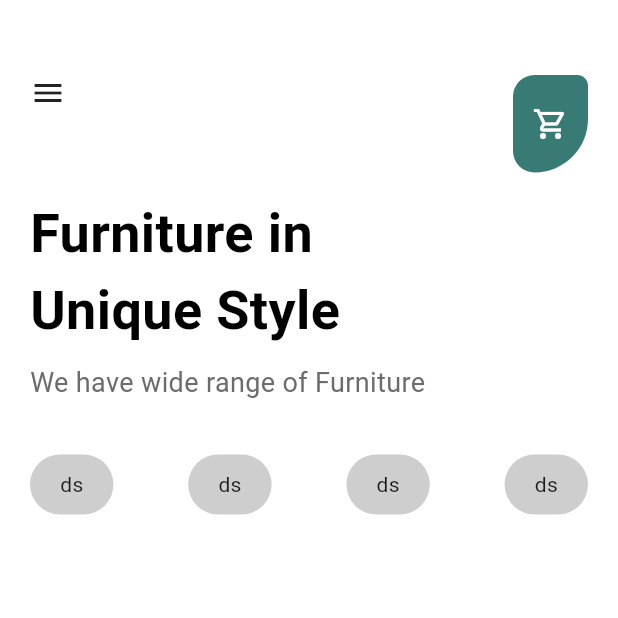
After one commit to aankitasoni/Flutter_UI, a Flutter app: the Day4And5HomeScreen screen opened directly, on a phone screen of 412 x 824 dp, the top half of it. The commit adds this screen. Run offline on Flutter 3.47's test engine with Material 2 defaults, Android fonts, the phone set to English and light mode, and no system bars; our stand-ins replace flutter_svg.

Commit message:
Updated Screen

```diff
--- /dev/null
+++ b/lib/Day4&5/assets/color.dart
@@ -0,0 +1,7 @@
+import 'package:flutter/cupertino.dart';
+
+const Color green = Color(0xFF387B74);
+const Color white = Color(0xFFFFFFFF);
+const Color black = Color(0xFF000000);
+const Color grey = Color(0xFFCECECE);
+const Color lightBlack = Color(0xFF6C6C6C);
--- /dev/null
+++ b/lib/Day4&5/assets/space.dart
@@ -0,0 +1,15 @@
+import 'package:flutter/material.dart';
+
+class SpaceBtw extends StatelessWidget {
+  final double? height;
+  final double? width;
+  const SpaceBtw({super.key, this.height, this.width});
+
+  @override
+  Widget build(BuildContext context) {
+    return SizedBox(
+      height: height != null? height:0.0,
+      width: width!= null ? width:0.0,
+    );
+  }
+}
--- /dev/null
+++ b/lib/Day4&5/assets/text_style.dart
@@ -0,0 +1,15 @@
+import 'package:flutter/material.dart';
+import 'package:flutter_ui_challenges/Day4&5/assets/color.dart';
+
+
+const TextStyle heading = TextStyle(
+  color: black,
+  fontSize: 36,
+  fontWeight: FontWeight.bold,
+);
+
+const TextStyle subHeading = TextStyle(
+  color: lightBlack,
+  fontSize: 18,
+  fontWeight: FontWeight.w400,
+);
--- /dev/null
+++ b/lib/Day4&5/screens/day4&5_home_screen.dart
@@ -0,0 +1,44 @@
+import 'package:flutter/material.dart';
+import 'package:flutter_ui_challenges/Day4&5/assets/color.dart';
+import 'package:flutter_ui_challenges/Day4&5/assets/space.dart';
+import 'package:flutter_ui_challenges/Day4&5/assets/text_style.dart';
+
+import '../widgets/custom_app_bar.dart';
+import '../widgets/tabbar_button.dart';
+
+class Day4And5HomeScreen extends StatelessWidget {
+  const Day4And5HomeScreen({super.key});
+
+  @override
+  Widget build(BuildContext context) {
+    return Scaffold(
+      backgroundColor: white,
+      body: Padding(
+        padding: EdgeInsets.symmetric(horizontal: 20),
+        child: Column(
+          mainAxisAlignment: MainAxisAlignment.start,
+          crossAxisAlignment: CrossAxisAlignment.start,
+          children: [
+            CustomAppBar(),
+            Text(
+              'Furniture in\nUnique Style',
+              style: heading,
+            ),
+            SpaceBtw(
+              height: 10,
+            ),
+            Text(
+              'We have wide range of Furniture',
+              style: subHeading,
+            ),
+            SpaceBtw(height: 20),
+            Container(
+              height: 70.0,
+              child: TabBarButton(),
+            ),
+          ],
+        ),
+      ),
+    );
+  }
+}
--- /dev/null
+++ b/lib/Day4&5/widgets/custom_app_bar.dart
@@ -0,0 +1,44 @@
+import 'package:flutter/material.dart';
+
+import '../assets/color.dart';
+
+class CustomAppBar extends StatelessWidget {
+  const CustomAppBar({super.key});
+
+  @override
+  Widget build(BuildContext context) {
+    return Container(
+      color: white,
+      margin: const EdgeInsets.only(top: 50.0),
+      height: 80.0,
+      child: Row(
+        mainAxisAlignment: MainAxisAlignment.spaceBetween,
+        crossAxisAlignment: CrossAxisAlignment.start,
+        children: [
+          const Icon(Icons.menu),
+          InkWell(
+            onTap: () {},
+            splashColor: white,
+            child: Container(
+              height: 65.0,
+              width: 50.0,
+              decoration: BoxDecoration(
+                color: green,
+                borderRadius: BorderRadius.only(
+                  topLeft: Radius.circular(20.0),
+                  topRight: Radius.circular(10.0),
+                  bottomLeft: Radius.circular(20.0),
+                  bottomRight: Radius.circular(50.0),
+                ),
+              ),
+              child: Icon(
+                Icons.shopping_cart_outlined,
+                color: white,
+              ),
+            ),
+          )
+        ],
+      ),
+    );
+  }
+}
--- /dev/null
+++ b/lib/Day4&5/widgets/tabbar_button.dart
@@ -0,0 +1,36 @@
+import 'package:flutter/material.dart';
+import 'package:flutter_ui_challenges/Day4&5/assets/color.dart';
+
+class TabBarButton extends StatefulWidget {
+  const TabBarButton({super.key});
+
+  @override
+  State<TabBarButton> createState() => _TabBarButtonState();
+}
+
+class _TabBarButtonState extends State<TabBarButton> {
+  @override
+  Widget build(BuildContext context) {
+    int id = 0;
+    return Row(
+      mainAxisAlignment: MainAxisAlignment.spaceBetween,
+      children: [
+        for (int i =0; i <4; i++)
+          InkWell(
+            splashColor: Colors.transparent,
+            child: Container(
+              height: 40.0,
+              padding: EdgeInsets.symmetric(horizontal: 20.0),
+              decoration: BoxDecoration(
+                color: grey,
+                borderRadius: BorderRadius.circular(50.0),
+              ),
+              child: Center(
+                child: Text('ds'),
+              ),
+            ),
+          ),
+      ],
+    );
+  }
+}
--- a/lib/screens/home_screen.dart
+++ b/lib/screens/home_screen.dart
@@ -1,6 +1,7 @@
 import 'package:flutter/material.dart';
 import 'package:flutter_ui_challenges/Day1/screens/day1_home_screen.dart';
 import 'package:flutter_ui_challenges/Day2/screens/day2_sign_in_screen.dart';
+import 'package:flutter_ui_challenges/Day4&5/screens/day4&5_home_screen.dart';
 
 class HomeScreen extends StatefulWidget {
   const HomeScreen({super.key});
@@ -44,6 +45,7 @@ class _HomeScreenState extends State<HomeScreen> {
   final List route = [
     const Day1HomeScreen(),
     const Day2SignInScreen(),
+    const Day4And5HomeScreen(),
   ];
 
   @override
```
Also changed, not shown: assets/images/01.png (added), assets/images/02.png (added), assets/images/03.png (added), assets/images/04.png (added), assets/images/05.png (added), assets/images/06.png (added), assets/images/07.png (added), assets/images/08.png (added).
